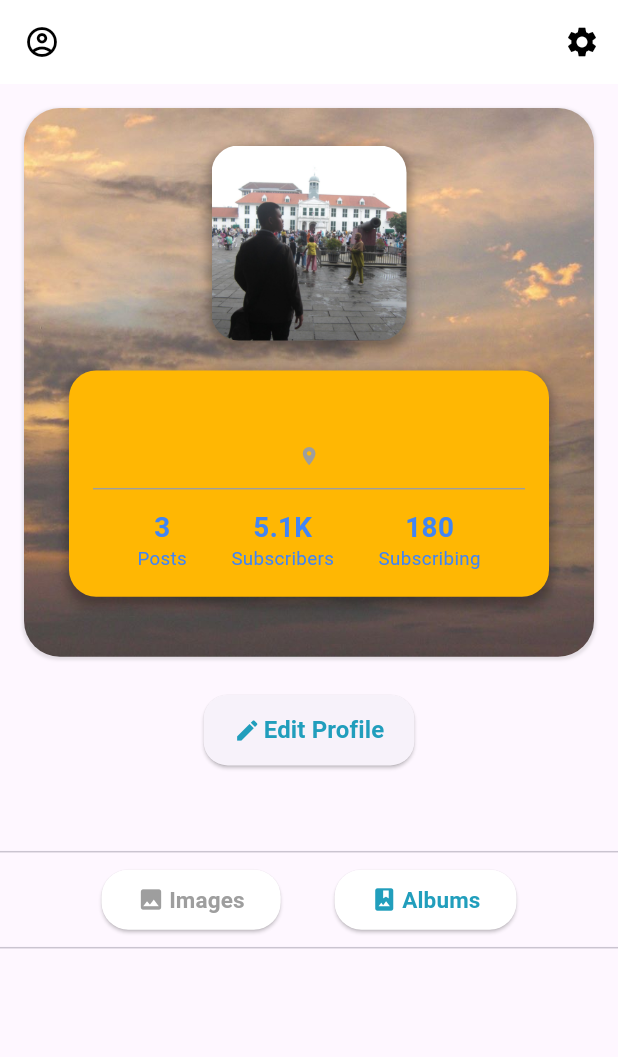
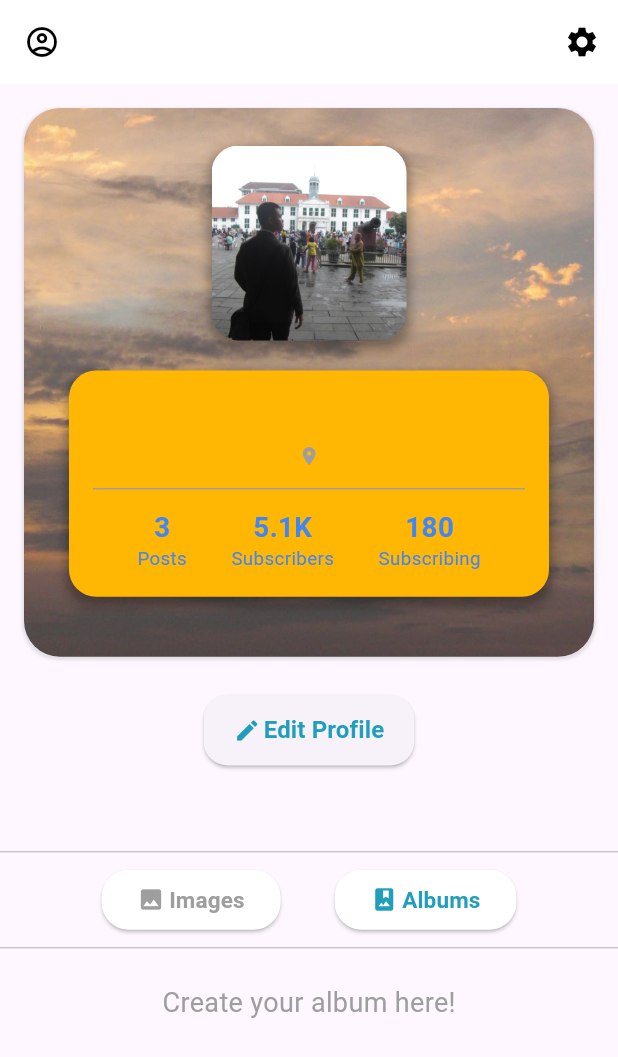
Before and after one commit to yosiasp/mobile_prog_kel6, a Flutter app: the Profile screen opened directly, after a tap on "Albums", on a phone screen of 412 x 824 dp. Shown: the top 1057 px of the screen. Run offline on Flutter 3.47's test engine with Material 3 defaults, Android fonts, the phone set to English and light mode, and no system bars; our stand-ins replace cloud_firestore, firebase_auth, firebase_core, firebase_storage, image_picker; accounts and stored records are empty.

Commit message:
fixing uploadingimages problem in register, handling for unavailable images/albums in profile, and user profile picture in about and account status

```diff
--- a/lib/screens/profile.dart
+++ b/lib/screens/profile.dart
@@ -418,6 +418,19 @@ class _ProfileState extends State<Profile> {
 
   // Widget for Images Gallery
   Widget _imagesGallery() {
+    // If there are no images yet
+    if (uploadedImages.isEmpty) {
+      return const Center(
+        child: Padding(
+          padding: EdgeInsets.all(16.0),
+          child: Text(
+            'No images yet. Start posting!',
+            style: TextStyle(fontSize: 18, fontFamily: 'Roboto' ,color: Colors.grey),
+          ),
+        ),
+      );
+    }
+
     return GridView.builder(
       shrinkWrap: true,
       physics: const NeverScrollableScrollPhysics(),
@@ -463,6 +476,19 @@ class _ProfileState extends State<Profile> {
 
   // Widget for Albums Gallery
   Widget _albumGallery(List<String> images) {
+    // if there are no albums yet
+     if (images.isEmpty) {
+      return const Center(
+        child: Padding(
+          padding: EdgeInsets.all(16.0),
+          child: Text(
+            'Create your album here!',
+            style: TextStyle(fontSize: 18, fontFamily: 'Roboto' ,color: Colors.grey),
+          ),
+        ),
+      );
+    }
+
     // Accept images as a parameter
     return GridView.builder(
       shrinkWrap: true,
```
Also changed, not shown: lib/screens/about_account.dart (+14 -6 lines), lib/screens/account_status.dart (+18 -7 lines), lib/screens/register.dart (+14 -5 lines).
